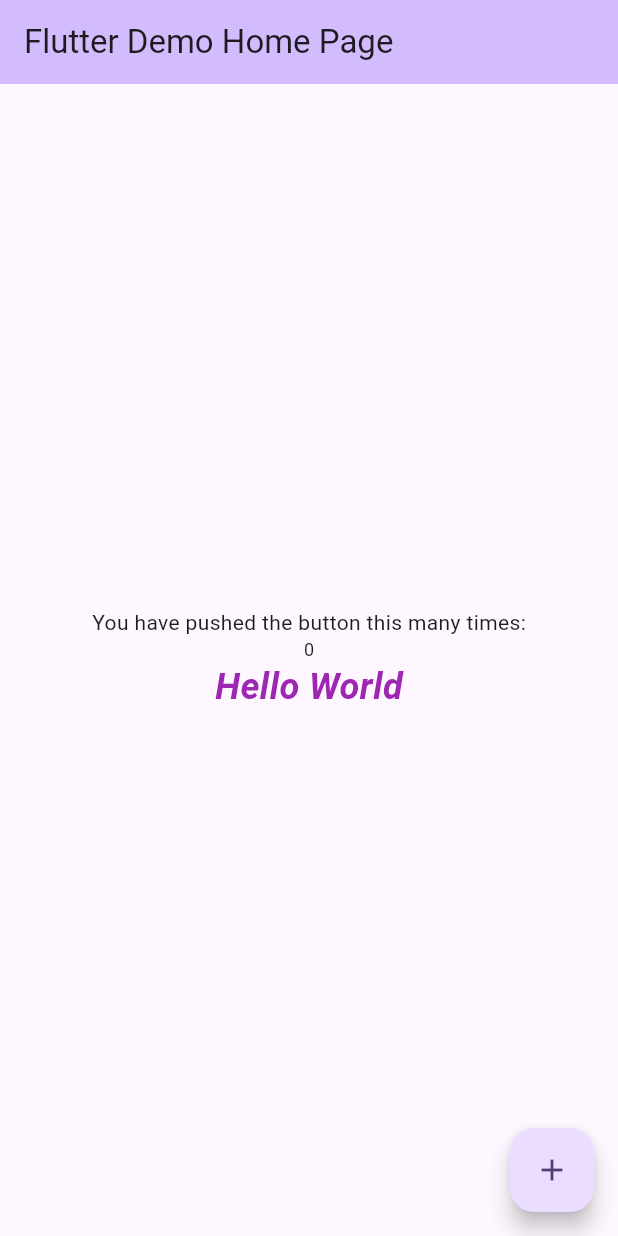
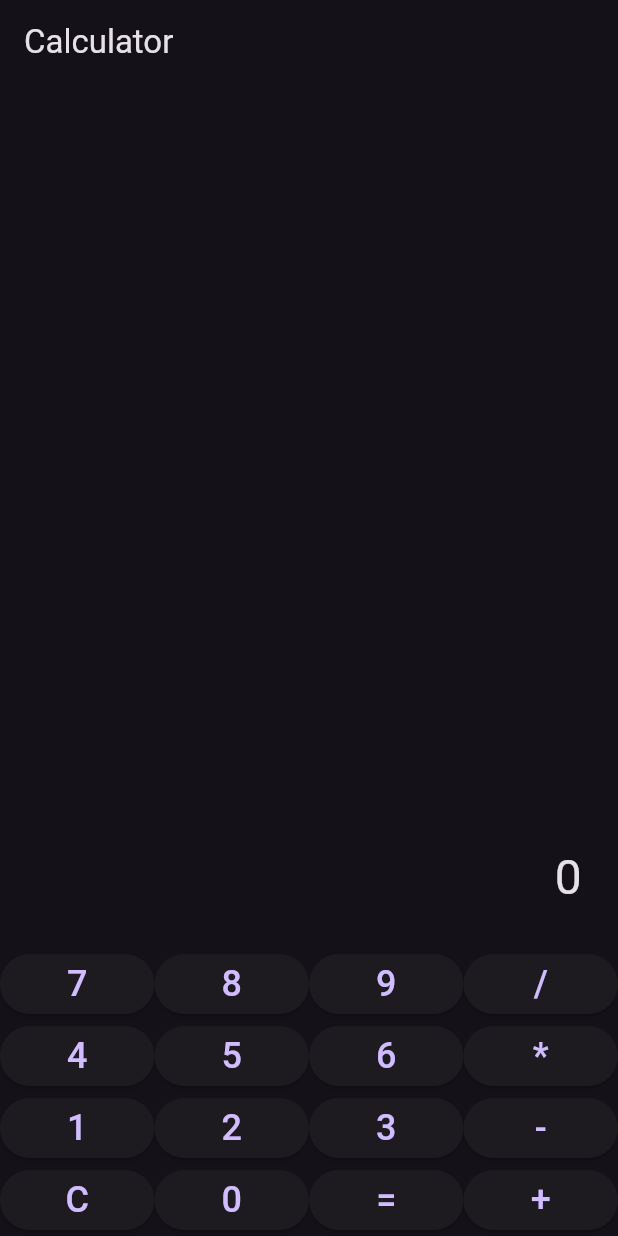
Before and after one commit to Dhanuka2002/Calculator-MobileApp, a Flutter app: the screen it shows after launch, on a phone screen of 412 x 824 dp. Run offline on Flutter 3.47's test engine with Material 3 defaults, Android fonts, the phone set to English and light mode, and no system bars.

Commit message:
basic calculator

```diff
--- a/lib/main.dart
+++ b/lib/main.dart
@@ -1,100 +1,98 @@
 import 'package:flutter/material.dart';
 
 void main() {
-  runApp(const MyApp());
+  runApp(const CalculatorApp());
 }
 
-class MyApp extends StatelessWidget {
-  const MyApp({super.key});
+class CalculatorApp extends StatelessWidget {
+  const CalculatorApp({super.key});
 
-  // This widget is the root of your application.
   @override
   Widget build(BuildContext context) {
     return MaterialApp(
-      title: 'Flutter Demo',
-      theme: ThemeData(
-        // This is the theme of your application.
-        //
-        // TRY THIS: Try running your application with "flutter run". You'll see
-        // the application has a purple toolbar. Then, without quitting the app,
-        // try changing the seedColor in the colorScheme below to Colors.green
-        // and then invoke "hot reload" (save your changes or press the "hot
-        // reload" button in a Flutter-supported IDE, or press "r" if you used
-        // the command line to start the app).
-        //
-        // Notice that the counter didn't reset back to zero; the application
-        // state is not lost during the reload. To reset the state, use hot
-        // restart instead.
-        //
-        // This works for code too, not just values: Most code changes can be
-        // tested with just a hot reload.
-        colorScheme: ColorScheme.fromSeed(seedColor: Colors.deepPurple),
-      ),
-      home: const MyHomePage(title: 'Flutter Demo Home Page'),
+      debugShowCheckedModeBanner: false,
+      title: "Calculator",
+      theme: ThemeData.dark(),
+      home: const CalculatorScreen(),
     );
   }
 }
 
-class MyHomePage extends StatefulWidget {
-  const MyHomePage({super.key, required this.title});
-
-  // This widget is the home page of your application. It is stateful, meaning
-  // that it has a State object (defined below) that contains fields that affect
-  // how it looks.
-
-  // This class is the configuration for the state. It holds the values (in this
-  // case the title) provided by the parent (in this case the App widget) and
-  // used by the build method of the State. Fields in a Widget subclass are
-  // always marked "final".
-
-  final String title;
+class CalculatorScreen extends StatefulWidget {
+  const CalculatorScreen({super.key});
 
   @override
-  State<MyHomePage> createState() => _MyHomePageState();
+  State<CalculatorScreen> createState() => _CalculatorScreenState();
 }
 
-class _MyHomePageState extends State<MyHomePage> {
-  int _counter = 0;
+class _CalculatorScreenState extends State<CalculatorScreen> {
+  String input = '';
+  String result = '0';
 
-  void _incrementCounter() {
+  void buttonPressed(String value) {
     setState(() {
-      _counter++;
+      if (value == "C") {
+        input = '';
+        result = '0';
+      } else if (value == "=") {
+        try {
+          result = _evaluate(input).toString();
+        } catch (e) {
+          result = "Error";
+        }
+      } else {
+        input += value;
+      }
     });
+  }
+
+  double _evaluate(String expression) {
+    // A very simple evaluator (only + - * /)
+    List<String> tokens = expression.split(RegExp(r'([+\-*/])'));
+    double total = double.parse(tokens[0]);
+    for (int i = 1; i < tokens.length; i += 2) {
+      String op = tokens[i];
+      double num = double.parse(tokens[i + 1]);
+      if (op == "+") total += num;
+      if (op == "-") total -= num;
+      if (op == "*") total *= num;
+      if (op == "/") total /= num;
+    }
+    return total;
+  }
+
+  Widget buildButton(String text) {
+    return Expanded(
+      child: ElevatedButton(
+        onPressed: () => buttonPressed(text),
+        child: Text(text, style: const TextStyle(fontSize: 24)),
+      ),
+    );
   }
 
   @override
   Widget build(BuildContext context) {
     return Scaffold(
-      appBar: AppBar(
-        backgroundColor: Theme.of(context).colorScheme.inversePrimary,
-        title: Text(widget.title),
-      ),
-      body: Center(
-        child: Column(
-          mainAxisAlignment: MainAxisAlignment.center,
-          children: <Widget>[
-            const Text('You have pushed the button this many times:'),
-            Text(
-              '$_counter',
-              style: Theme.of(context).textTheme.bodySmall,
-            ),
-            Text(
-              'Hello World',
-              style: TextStyle(
-                color: Colors.purple,
-                fontSize: 24,
-                fontWeight: FontWeight.bold,
-                fontStyle: FontStyle.italic
+      appBar: AppBar(title: const Text("Calculator")),
+      body: Column(
+        children: [
+          Expanded(
+            child: Container(
+              alignment: Alignment.bottomRight,
+              padding: const EdgeInsets.all(24),
+              child: Text(
+                "$input\n$result",
+                textAlign: TextAlign.right,
+                style: const TextStyle(fontSize: 32),
               ),
             ),
-          ],
-        ),
+          ),
+          Row(children: [buildButton("7"), buildButton("8"), buildButton("9"), buildButton("/")]),
+          Row(children: [buildButton("4"), buildButton("5"), buildButton("6"), buildButton("*")]),
+          Row(children: [buildButton("1"), buildButton("2"), buildButton("3"), buildButton("-")]),
+          Row(children: [buildButton("C"), buildButton("0"), buildButton("="), buildButton("+")]),
+        ],
       ),
-      floatingActionButton: FloatingActionButton(
-        onPressed: _incrementCounter,
-        tooltip: 'Increment',
-        child: const Icon(Icons.add),
-      ), // This trailing comma makes auto-formatting nicer for build methods.
     );
   }
 }
```
